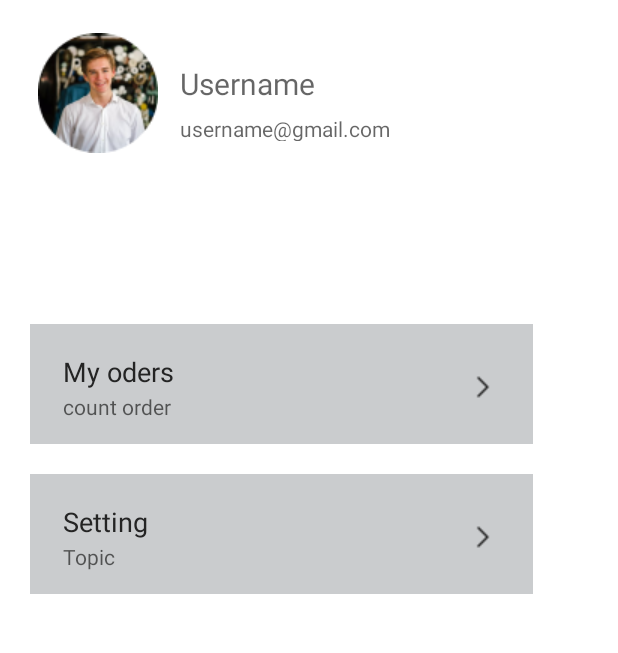
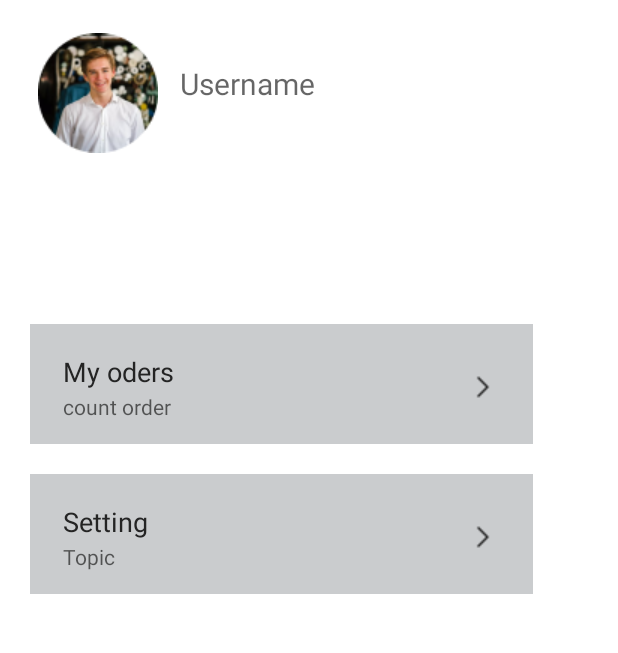
Before and after one commit to AnNgoIT/AppDatMuaNoiThat, an Android app: the layout fragment_user_profile.xml on its own in the app's theme, with its tools: preview values and no code run, on a phone screen of 412 x 824 dp, the part 126-779 px from its top. Run offline under Robolectric (Android 15) with nearby library versions, the light colour scheme and no system bars.

Commit message:
update order manager

```diff
--- a/app/src/main/java/ute/fit/noithatapp/Api/UserApi.java
+++ b/app/src/main/java/ute/fit/noithatapp/Api/UserApi.java
@@ -1,10 +1,13 @@
 package ute.fit.noithatapp.Api;
+import okhttp3.MultipartBody;
 import retrofit2.Call;
 import retrofit2.http.Body;
 import retrofit2.http.Field;
 import retrofit2.http.FormUrlEncoded;
 import retrofit2.http.GET;
+import retrofit2.http.Multipart;
 import retrofit2.http.POST;
+import retrofit2.http.Part;
 import retrofit2.http.Path;
 
 import ute.fit.noithatapp.Model.UserModel;
@@ -25,5 +28,10 @@
     Call<UserModel> saveUserSetting(@Path("id")int userId, @Field("name") String name, @Field("password") String password,
                                     @Field("address") String address, @Field("address2") String address2, @Field("address3") String address3);
 
+    @GET("/user/{userId}")
+    Call<UserModel> getUserByUserId(@Path("userId")int userId);
 
+    @Multipart
+    @POST("user/uploadImage/{userId}")
+    Call<Void> uploadImage(@Part MultipartBody.Part image, @Path("userId") int userId);
 }
--- a/app/src/main/res/layout/fragment_user_profile.xml
+++ b/app/src/main/res/layout/fragment_user_profile.xml
@@ -48,7 +48,7 @@
     </RelativeLayout>
 
     <ImageView
-        android:id="@+id/userimg"
+        android:id="@+id/userImg"
         android:layout_width="80dp"
         android:layout_height="80dp"
         android:layout_marginTop="106dp"
@@ -56,7 +56,7 @@
         android:src="@drawable/userimg" />
 
     <TextView
-        android:id="@+id/username"
+        android:id="@+id/tvName"
         android:layout_width="wrap_content"
         android:layout_height="27dp"
         android:layout_alignParentLeft="true"
@@ -67,19 +67,6 @@
         android:hint="Username"
         android:textColor="#303030"
         android:textSize="20sp" />
-
-    <TextView
-        android:id="@+id/email"
-        android:layout_width="wrap_content"
-        android:layout_height="18dp"
-        android:layout_alignParentLeft="true"
-        android:layout_alignParentTop="true"
-        android:layout_marginLeft="120dp"
-        android:layout_marginTop="160dp"
-        android:hint="username@gmail.com"
-        android:textSize="14sp"
-        android:gravity="top"
-        android:lineSpacingExtra="-4sp" />
 
     <RelativeLayout
         android:id="@+id/myorder"
```
